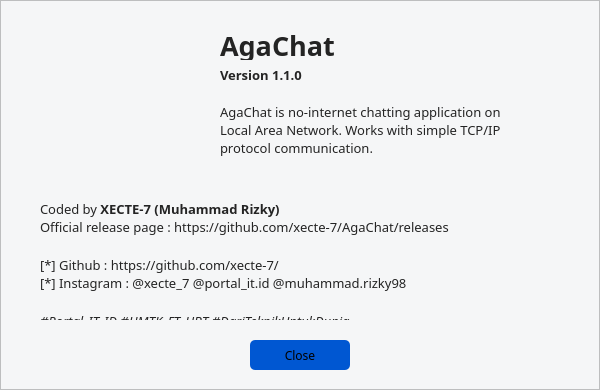
This is version-1.1.0/data/interface_info.ui in xecte-7/AgaChat as Qt 5 draws it before an edit. The edited form follows.
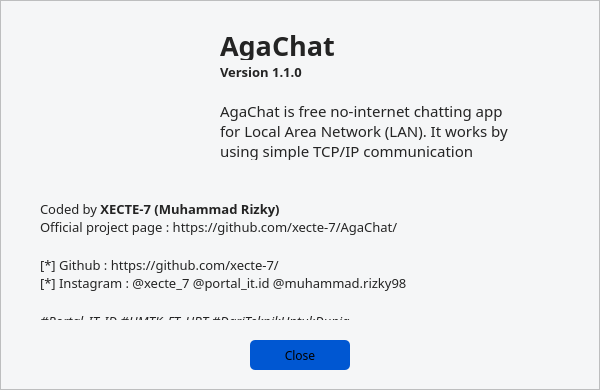
This is the edited form. Icons and pictures are not drawn.

Commit message: Released AgaChat v1.1.0 (2023-06-25 at 16:09)

The edit to the form file:
```diff
--- a/version-1.1.0/data/interface_info.ui
+++ b/version-1.1.0/data/interface_info.ui
@@ -121,7 +121,7 @@
      </font>
     </property>
     <property name="text">
-     <string>&lt;html&gt;&lt;head/&gt;&lt;body&gt;&lt;p&gt;&lt;span style=&quot; font-size:10pt; font-weight:700;&quot;&gt;Version 1.1.0&lt;/span&gt;&lt;br/&gt;&lt;br/&gt;&lt;span style=&quot; font-size:10pt;&quot;&gt;AgaChat is no-internet chatting application on&lt;br/&gt;Local Area Network. Works with simple TCP/IP&lt;br/&gt;protocol communication.&lt;/span&gt;&lt;/p&gt;&lt;/body&gt;&lt;/html&gt;</string>
+     <string>&lt;html&gt;&lt;head/&gt;&lt;body&gt;&lt;p&gt;&lt;span style=&quot; font-size:10pt; font-weight:700;&quot;&gt;Version 1.1.0&lt;/span&gt;&lt;br/&gt;&lt;br/&gt;AgaChat is free no-internet chatting app&lt;br/&gt;for Local Area Network (LAN). It works by&lt;br/&gt;using simple TCP/IP communication&lt;/p&gt;&lt;/body&gt;&lt;/html&gt;</string>
     </property>
     <property name="alignment">
      <set>Qt::AlignLeading|Qt::AlignLeft|Qt::AlignVCenter</set>
@@ -143,7 +143,7 @@
      </font>
     </property>
     <property name="text">
-     <string>&lt;html&gt;&lt;head/&gt;&lt;body&gt;&lt;p&gt;&lt;span style=&quot; font-size:10pt;&quot;&gt;Coded by &lt;/span&gt;&lt;span style=&quot; font-size:10pt; font-weight:700;&quot;&gt;XECTE-7 (Muhammad Rizky)&lt;/span&gt;&lt;span style=&quot; font-size:10pt;&quot;&gt;&lt;br/&gt;Official release page : &lt;/span&gt;&lt;span style=&quot; font-size:10pt;&quot;&gt;https://github.com/xecte-7/AgaChat/releases&lt;/span&gt;&lt;span style=&quot; font-size:10pt;&quot;&gt;&lt;br/&gt;&lt;br/&gt;[*] Github : https://github.com/xecte-7/&lt;br/&gt;[*] Instagram : @xecte_7 @portal_it.id @muhammad.rizky98&lt;br/&gt;&lt;br/&gt;&lt;/span&gt;&lt;span style=&quot; font-size:10pt; font-style:italic;&quot;&gt;#Portal_IT_ID #HMTK_FT_UBT #DariTeknikUntukDunia&lt;/span&gt;&lt;/p&gt;&lt;/body&gt;&lt;/html&gt;</string>
+     <string>&lt;html&gt;&lt;head/&gt;&lt;body&gt;&lt;p&gt;&lt;span style=&quot; font-size:10pt;&quot;&gt;Coded by &lt;/span&gt;&lt;span style=&quot; font-size:10pt; font-weight:700;&quot;&gt;XECTE-7 (Muhammad Rizky)&lt;/span&gt;&lt;span style=&quot; font-size:10pt;&quot;&gt;&lt;br/&gt;Official project page : https://github.com/xecte-7/AgaChat/&lt;br/&gt;&lt;br/&gt;[*] Github : https://github.com/xecte-7/&lt;br/&gt;[*] Instagram : @xecte_7 @portal_it.id @muhammad.rizky98&lt;br/&gt;&lt;br/&gt;&lt;/span&gt;&lt;span style=&quot; font-size:10pt; font-style:italic;&quot;&gt;#Portal_IT_ID #HMTK_FT_UBT #DariTeknikUntukDunia&lt;/span&gt;&lt;/p&gt;&lt;/body&gt;&lt;/html&gt;</string>
     </property>
     <property name="alignment">
      <set>Qt::AlignLeading|Qt::AlignLeft|Qt::AlignVCenter</set>
```
The commit also changes 4 other files.
